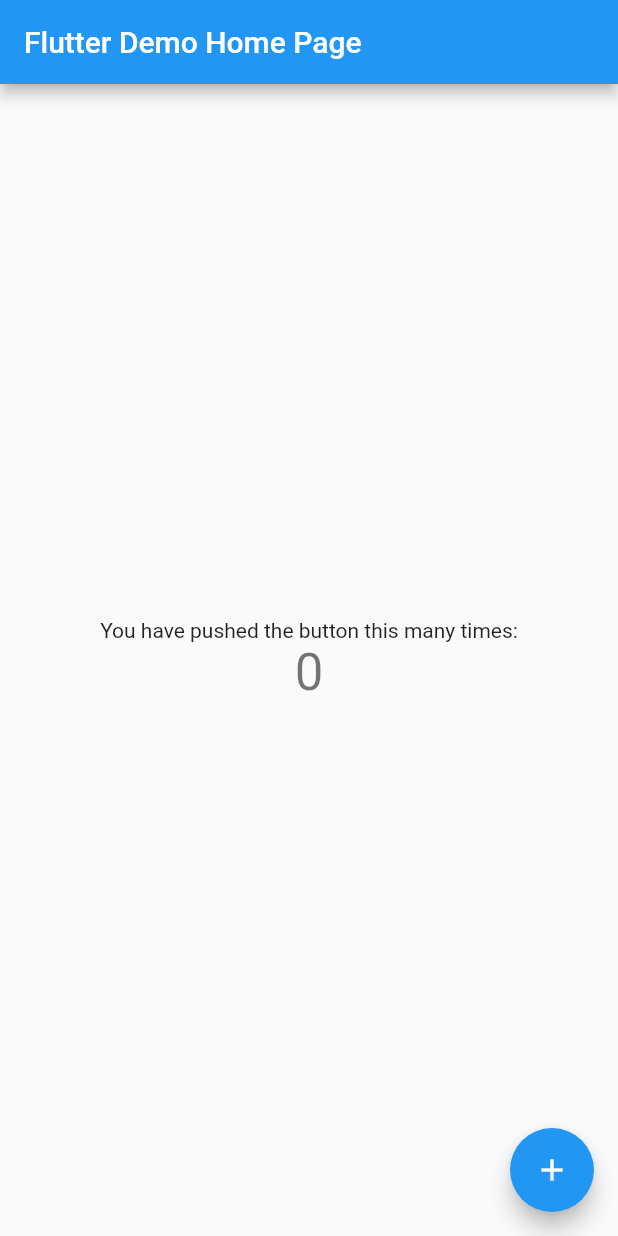
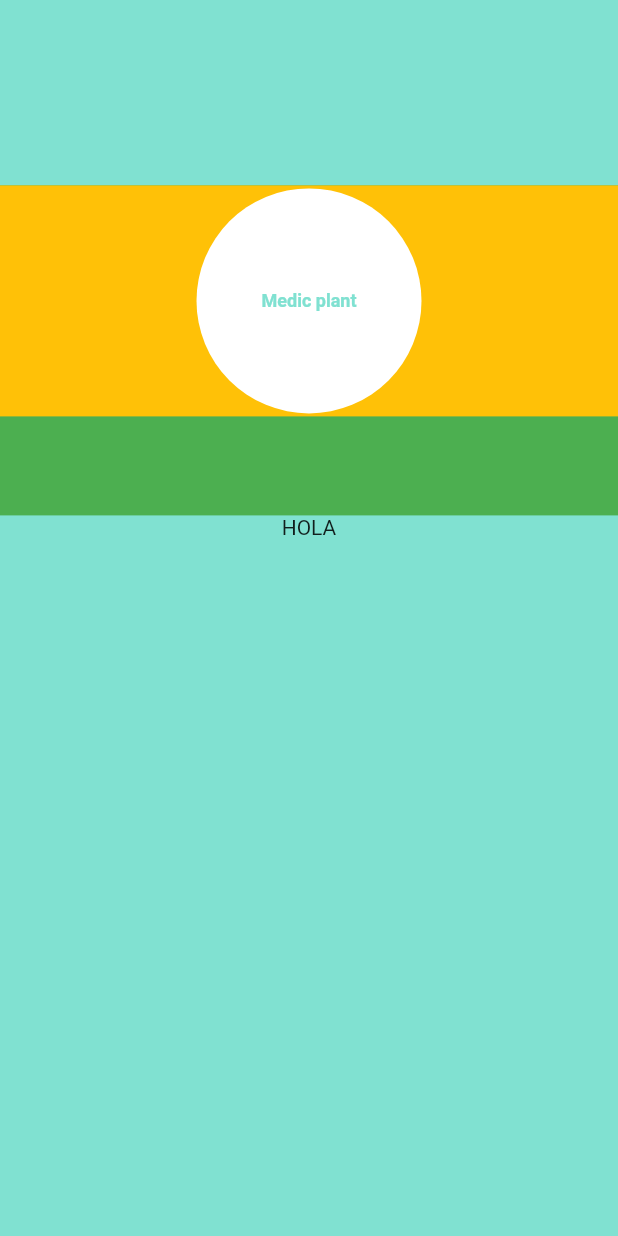
Before and after one commit to millemax/reconocimiento_images_flutter, a Flutter app: the screen it shows after launch, on a phone screen of 412 x 824 dp. Run offline on Flutter 3.47's test engine with Material 2 defaults, Android fonts, the phone set to English and light mode, and no system bars.

Commit message:
page login

```diff
--- a/lib/main.dart
+++ b/lib/main.dart
@@ -1,117 +1,23 @@
 import 'package:flutter/material.dart';
 
+import 'pages/login_page.dart';
+
 void main() {
-  runApp(MyApp());
+  runApp(PlantApp());
 }
 
-class MyApp extends StatelessWidget {
-  // This widget is the root of your application.
+class PlantApp extends StatelessWidget {
   @override
   Widget build(BuildContext context) {
     return MaterialApp(
-      title: 'Flutter Demo',
+      debugShowCheckedModeBanner: false,
+      title: 'Planta Medic',
+      home: LoginPage(),
+
+      //-----EL THEMA ---
       theme: ThemeData(
-        // This is the theme of your application.
-        //
-        // Try running your application with "flutter run". You'll see the
-        // application has a blue toolbar. Then, without quitting the app, try
-        // changing the primarySwatch below to Colors.green and then invoke
-        // "hot reload" (press "r" in the console where you ran "flutter run",
-        // or simply save your changes to "hot reload" in a Flutter IDE).
-        // Notice that the counter didn't reset back to zero; the application
-        // is not restarted.
-        primarySwatch: Colors.blue,
-        // This makes the visual density adapt to the platform that you run
-        // the app on. For desktop platforms, the controls will be smaller and
-        // closer together (more dense) than on mobile platforms.
-        visualDensity: VisualDensity.adaptivePlatformDensity,
+        primaryColor: Color(0xFF80E1D1),
       ),
-      home: MyHomePage(title: 'Flutter Demo Home Page'),
     );
   }
 }
-
-class MyHomePage extends StatefulWidget {
-  MyHomePage({Key key, this.title}) : super(key: key);
-
-  // This widget is the home page of your application. It is stateful, meaning
-  // that it has a State object (defined below) that contains fields that affect
-  // how it looks.
-
-  // This class is the configuration for the state. It holds the values (in this
-  // case the title) provided by the parent (in this case the App widget) and
-  // used by the build method of the State. Fields in a Widget subclass are
-  // always marked "final".
-
-  final String title;
-
-  @override
-  _MyHomePageState createState() => _MyHomePageState();
-}
-
-class _MyHomePageState extends State<MyHomePage> {
-  int _counter = 0;
-
-  void _incrementCounter() {
-    setState(() {
-      // This call to setState tells the Flutter framework that something has
-      // changed in this State, which causes it to rerun the build method below
-      // so that the display can reflect the updated values. If we changed
-      // _counter without calling setState(), then the build method would not be
-      // called again, and so nothing would appear to happen.
-      _counter++;
-    });
-  }
-
-  @override
-  Widget build(BuildContext context) {
-    // This method is rerun every time setState is called, for instance as done
-    // by the _incrementCounter method above.
-    //
-    // The Flutter framework has been optimized to make rerunning build methods
-    // fast, so that you can just rebuild anything that needs updating rather
-    // than having to individually change instances of widgets.
-    return Scaffold(
-      appBar: AppBar(
-        // Here we take the value from the MyHomePage object that was created by
-        // the App.build method, and use it to set our appbar title.
-        title: Text(widget.title),
-      ),
-      body: Center(
-        // Center is a layout widget. It takes a single child and positions it
-        // in the middle of the parent.
-        child: Column(
-          // Column is also a layout widget. It takes a list of children and
-          // arranges them vertically. By default, it sizes itself to fit its
-          // children horizontally, and tries to be as tall as its parent.
-          //
-          // Invoke "debug painting" (press "p" in the console, choose the
-          // "Toggle Debug Paint" action from the Flutter Inspector in Android
-          // Studio, or the "Toggle Debug Paint" command in Visual Studio Code)
-          // to see the wireframe for each widget.
-          //
-          // Column has various properties to control how it sizes itself and
-          // how it positions its children. Here we use mainAxisAlignment to
-          // center the children vertically; the main axis here is the vertical
-          // axis because Columns are vertical (the cross axis would be
-          // horizontal).
-          mainAxisAlignment: MainAxisAlignment.center,
-          children: <Widget>[
-            Text(
-              'You have pushed the button this many times:',
-            ),
-            Text(
-              '$_counter',
-              style: Theme.of(context).textTheme.headline4,
-            ),
-          ],
-        ),
-      ),
-      floatingActionButton: FloatingActionButton(
-        onPressed: _incrementCounter,
-        tooltip: 'Increment',
-        child: Icon(Icons.add),
-      ), // This trailing comma makes auto-formatting nicer for build methods.
-    );
-  }
-}
--- /dev/null
+++ b/lib/pages/login_page.dart
@@ -0,0 +1,64 @@
+import 'package:flutter/material.dart';
+
+class LoginPage extends StatefulWidget {
+  @override
+  _LoginPageState createState() => _LoginPageState();
+}
+
+class _LoginPageState extends State<LoginPage> {
+  @override
+  Widget build(BuildContext context) {
+    return Scaffold(
+      backgroundColor: Theme.of(context).primaryColor,
+      body: SafeArea(
+        child: Column(
+          children: [logo(context), Text("HOLA")],
+        ),
+      ),
+    );
+  }
+
+  Widget logo(BuildContext context) {
+    final size = MediaQuery.of(context).size;
+    return Padding(
+      padding: EdgeInsets.only(top: size.height * 0.15),
+      child: Container(
+        height: 220,
+        width: double.infinity,
+        decoration: BoxDecoration(
+          color: Colors.green,
+        ),
+        child: Stack(
+          children: [
+            Positioned(
+                child: Container(
+              height: 154,
+              color: Colors.amber,
+              child: Align(
+                child: Container(
+                  decoration: BoxDecoration(
+                      shape: BoxShape.circle, color: Colors.white),
+                  width: 150,
+                  height: 150,
+                ),
+              ),
+            )),
+            Positioned(
+                child: Container(
+              height: 154,
+              child: Align(
+                child: Text(
+                  "Medic plant",
+                  style: TextStyle(
+                      fontSize: 12,
+                      fontWeight: FontWeight.bold,
+                      color: Theme.of(context).primaryColor),
+                ),
+              ),
+            ))
+          ],
+        ),
+      ),
+    );
+  }
+}
```
Also changed, not shown: 1 other file.
